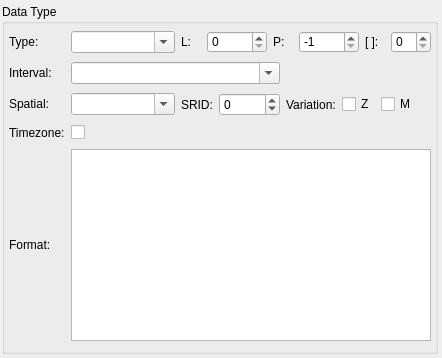
Above: libpgmodeler_ui/ui/pgsqltypewidget.ui from pgmodeler/pgmodeler before the change. Below: the same form after it.
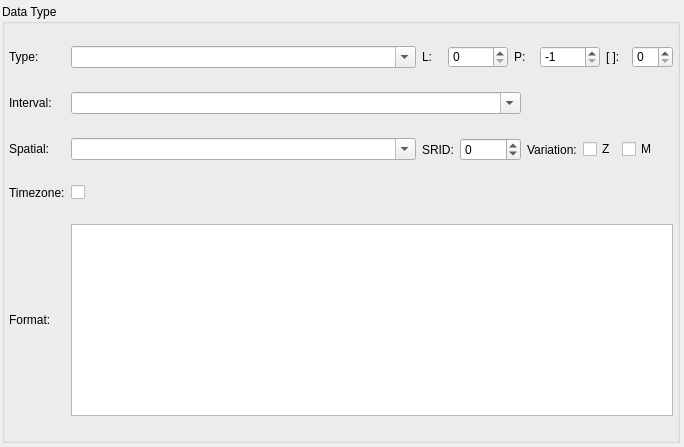
That is the form after the change.

Commit message:
Setting up required fields in TransformWidget
Minor fields sizes adjustment in pgsqltypewidget.ui

Patch:
```diff
--- a/libpgmodeler_ui/ui/pgsqltypewidget.ui
+++ b/libpgmodeler_ui/ui/pgsqltypewidget.ui
@@ -6,8 +6,8 @@
    <rect>
     <x>0</x>
     <y>0</y>
-    <width>442</width>
-    <height>358</height>
+    <width>684</width>
+    <height>447</height>
    </rect>
   </property>
   <property name="sizePolicy">
@@ -121,6 +121,8 @@
         </property>
         <property name="font">
          <font>
+          <weight>50</weight>
+          <bold>false</bold>
           <stylestrategy>PreferDefault</stylestrategy>
          </font>
         </property>
@@ -179,7 +181,9 @@
           </property>
           <property name="font">
            <font>
+            <weight>50</weight>
             <italic>false</italic>
+            <bold>false</bold>
            </font>
           </property>
           <property name="styleSheet">
@@ -228,7 +232,7 @@
         </property>
         <property name="maximumSize">
          <size>
-          <width>60</width>
+          <width>16777215</width>
           <height>16777215</height>
          </size>
         </property>
@@ -277,7 +281,9 @@
         </property>
         <property name="font">
          <font>
+          <weight>50</weight>
           <italic>false</italic>
+          <bold>false</bold>
          </font>
         </property>
         <property name="styleSheet">
@@ -304,7 +310,7 @@
         </property>
         <property name="maximumSize">
          <size>
-          <width>40</width>
+          <width>16777215</width>
           <height>16777215</height>
          </size>
         </property>
@@ -457,7 +463,9 @@
         </property>
         <property name="font">
          <font>
+          <weight>50</weight>
           <italic>false</italic>
+          <bold>false</bold>
          </font>
         </property>
         <property name="toolTip">
@@ -530,7 +538,9 @@
         </property>
         <property name="font">
          <font>
+          <weight>50</weight>
           <italic>false</italic>
+          <bold>false</bold>
          </font>
         </property>
         <property name="toolTip">
@@ -569,7 +579,9 @@
         </property>
         <property name="font">
          <font>
+          <weight>50</weight>
           <italic>false</italic>
+          <bold>false</bold>
          </font>
         </property>
         <property name="styleSheet">
@@ -602,7 +614,9 @@
         </property>
         <property name="font">
          <font>
+          <weight>50</weight>
           <italic>false</italic>
+          <bold>false</bold>
          </font>
         </property>
         <property name="toolTip">
```
The commit also changes 1 other file.
